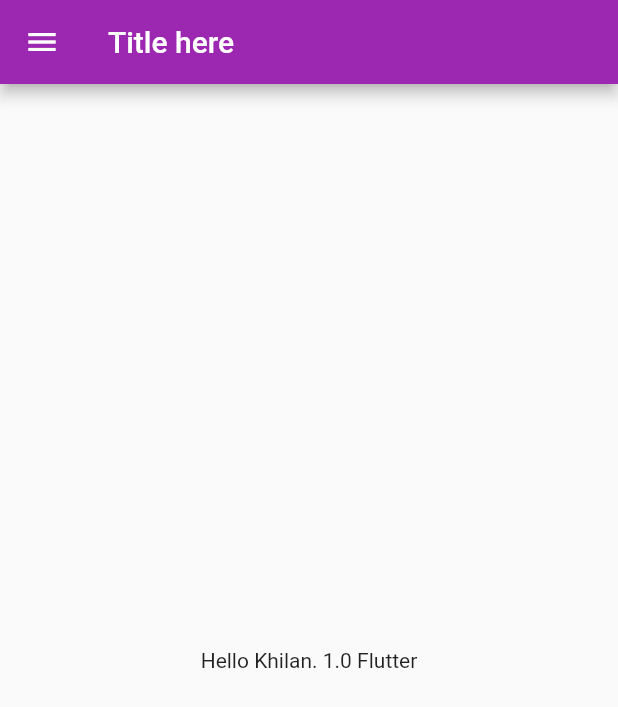
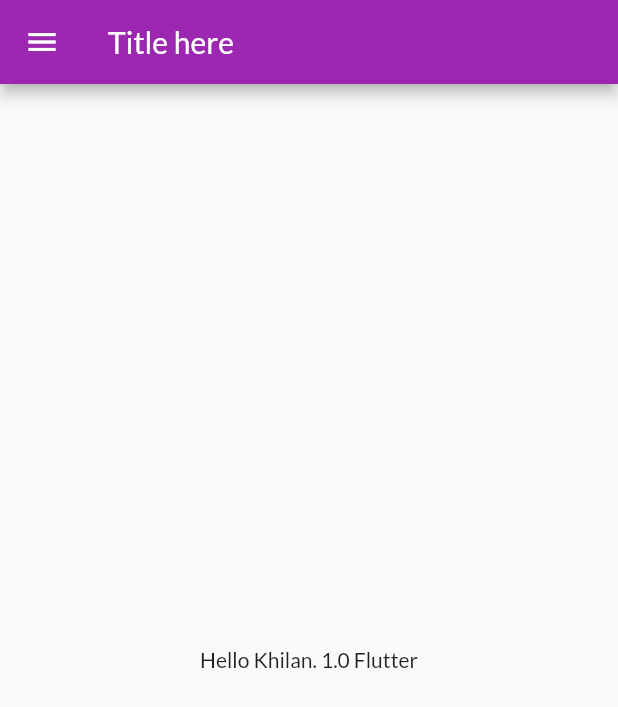
Before and after one commit to coderMikhael/flutterdev, a Flutter app: the HomePage screen opened directly, on a phone screen of 412 x 824 dp. Shown: the top 707 px of the screen. Run offline on Flutter 3.47's test engine with Material 2 defaults, Android fonts, the phone set to English and light mode, and no system bars; our stand-ins replace google_fonts.

Commit message:
Day5 Commit

```diff
--- a/lib/Pages/home_page.dart
+++ b/lib/Pages/home_page.dart
@@ -1,3 +1,4 @@
+// ignore_for_file: prefer_const_constructors
 import 'package:flutter/material.dart';
 
 class HomePage extends StatelessWidget {
@@ -8,12 +9,11 @@ class HomePage extends StatelessWidget {
     double a = 1;
     String name = "Flutter";
     return Scaffold(
-        appBar: AppBar(
-          title: Text("Title here"),
-        ),
-        body: Center(
-          child: Container(child: Text("Hello Khilan. $a $name")),
-        ),
-        drawer: Drawer());
+      appBar: AppBar(
+        title: Text("Title here"),
+      ),
+      body: Center(child: Text("Hello Khilan. $a $name")),
+      drawer: Drawer(),
+    );
   }
 }
--- /dev/null
+++ b/lib/utils/routes.dart
@@ -0,0 +1,4 @@
+class MyRoutes {
+  static String loginroute = "/li";
+  static String homeroute = "/home";
+}
--- a/pubspec.yaml
+++ b/pubspec.yaml
@@ -45,6 +45,7 @@ dev_dependencies:
   # package. See that file for information about deactivating specific lint
   # rules and activating additional ones.
   flutter_lints: ^1.0.0
+  google_fonts: ^2.3.2
 
 # For information on the generic Dart part of this file, see the
 # following page: https://dart.dev/tools/pub/pubspec
```
Also changed, not shown: lib/Pages/login_page.dart (+52 -9 lines), lib/main.dart (+10 -4 lines), pubspec.lock.
